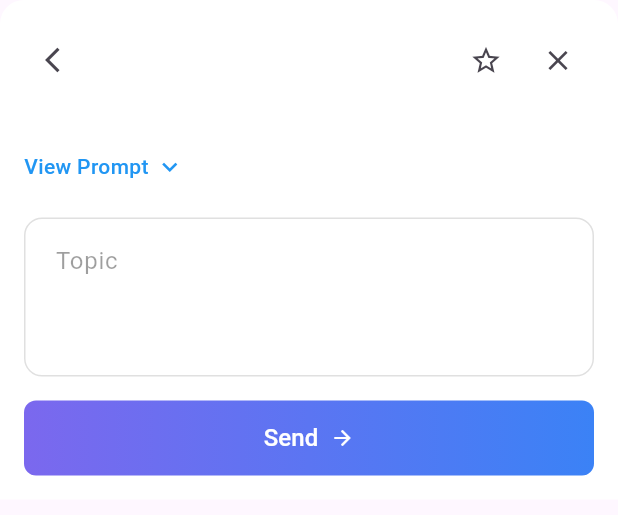
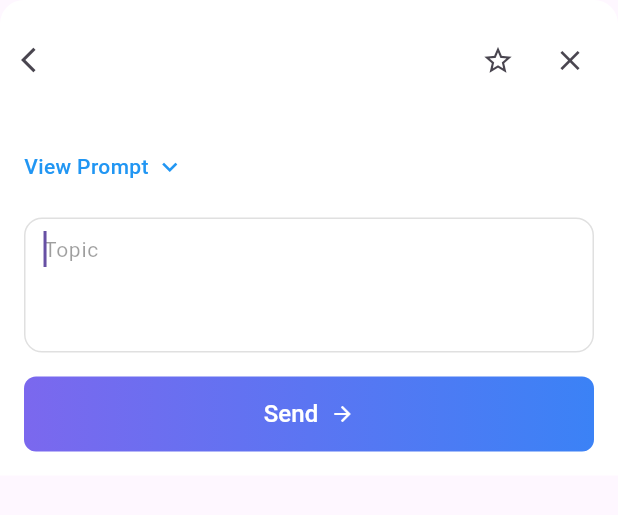
Before and after one commit to npt306/AMP-AI-ChatApp, a Flutter app: the PromptBottomSheet widget shown alone on an empty page, opened directly with empty values, on a phone screen of 412 x 824 dp. Shown: the top 515 px of the screen. Run offline on Flutter 3.47's test engine with Material 3 defaults, Android fonts, the phone set to English and light mode, and no system bars; our stand-ins replace flutter_secure_storage, font_awesome_flutter, synchronized; accounts and stored records are empty; network calls fail.

Commit message:
Update prompt_bottom_sheet.dart

```diff
--- a/lib/screens/homepage_screen/prompt_bottom_sheet.dart
+++ b/lib/screens/homepage_screen/prompt_bottom_sheet.dart
@@ -24,10 +24,20 @@ class PromptBottomSheet extends StatefulWidget {
 class _PromptBottomSheetState extends State<PromptBottomSheet> {
   bool _showPrompt = false;
   final TextEditingController _topicController = TextEditingController();
+  final FocusNode _topicFocusNode = FocusNode();
+
+  @override
+  void initState() {
+    super.initState();
+    WidgetsBinding.instance.addPostFrameCallback((_) {
+      _topicFocusNode.requestFocus();
+    });
+  }
 
   @override
   void dispose() {
     _topicController.dispose();
+    _topicFocusNode.dispose();
     super.dispose();
   }
 
@@ -78,7 +88,7 @@ class _PromptBottomSheetState extends State<PromptBottomSheet> {
           children: [
             // Header
             Padding(
-              padding: const EdgeInsets.fromLTRB(16, 16, 16, 8),
+              padding: const EdgeInsets.fromLTRB(0, 16, 8, 8),
               child: Row(
                 children: [
                   IconButton(
@@ -187,6 +197,7 @@ class _PromptBottomSheetState extends State<PromptBottomSheet> {
                 ),
                 child: TextField(
                   controller: _topicController,
+                  focusNode: _topicFocusNode,
                   decoration: const InputDecoration(
                     focusedBorder: OutlineInputBorder(
                       borderSide: BorderSide.none,
@@ -199,9 +210,9 @@ class _PromptBottomSheetState extends State<PromptBottomSheet> {
                     hintText: 'Topic',
                     hintStyle: TextStyle(
                       color: Colors.black38,
-                      fontSize: 16,
+                      fontSize: 14,
                     ),
-                    contentPadding: EdgeInsets.all(16),
+                    contentPadding: EdgeInsets.all(8),
                     border: InputBorder.none,
                   ),
                   maxLines: 3,
```
